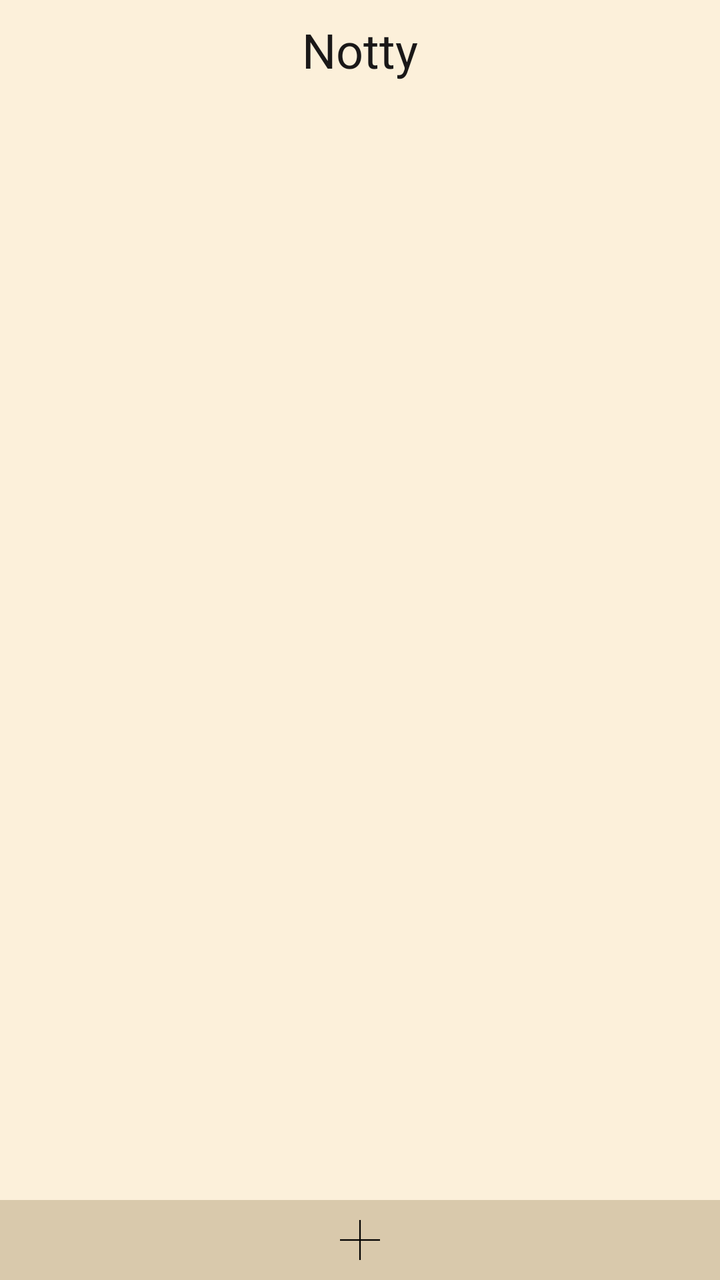
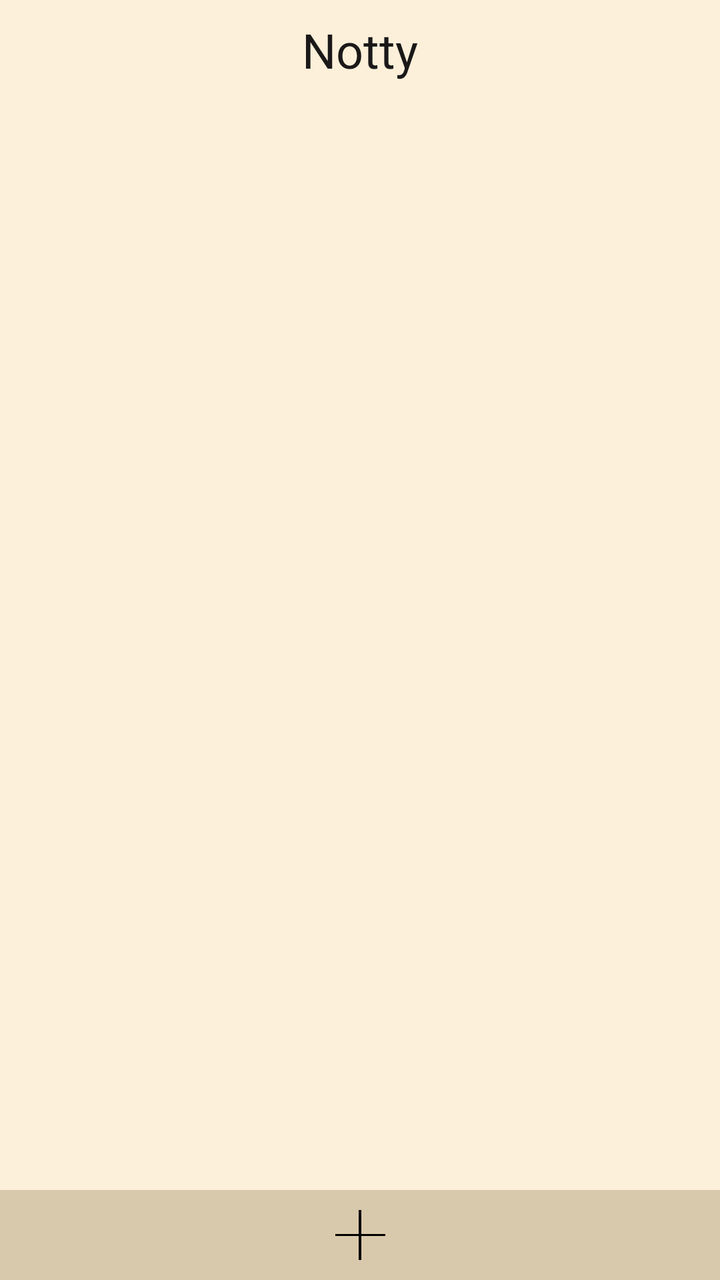

Screens rendered from an Android XML layout before and after an edit, with the pre-edit source and the edit as a unified diff.
<!-- AndroidManifest.xml: application theme Base.Theme.Notty -->
<!-- res/layout/activity_directory.xml -->
<?xml version="1.0" encoding="utf-8"?>
<androidx.constraintlayout.widget.ConstraintLayout xmlns:android="http://schemas.android.com/apk/res/android"
    xmlns:app="http://schemas.android.com/apk/res-auto"
    xmlns:tools="http://schemas.android.com/tools"
    android:id="@+id/main"
    android:layout_width="match_parent"
    android:layout_height="match_parent"
    tools:context=".DirectoryActivity"
    style="@style/stylePage">

    <include
        android:id="@+id/id_home_toolbar"
        layout="@layout/toolbar_home"
        app:layout_constraintBottom_toTopOf="@+id/id_directory_directories_container"
        app:layout_constraintEnd_toEndOf="parent"
        app:layout_constraintStart_toStartOf="parent"
        app:layout_constraintTop_toTopOf="parent" />


    <LinearLayout
        android:id="@+id/id_directory_directories_container"
        android:layout_width="match_parent"
        android:layout_height="0dp"
        android:layout_marginHorizontal="20dp"
        android:layout_marginVertical="10dp"
        android:orientation="vertical"
        app:layout_constraintBottom_toTopOf="@+id/id_directory_footbar"
        app:layout_constraintEnd_toEndOf="parent"
        app:layout_constraintStart_toStartOf="parent"
        app:layout_constraintTop_toBottomOf="@+id/id_home_toolbar"
        tools:layout_editor_absoluteX="10dp"
        tools:layout_editor_absoluteY="64dp">

        <ListView
            android:id="@+id/id_directory_listview"
            android:layout_width="match_parent"
            android:layout_height="match_parent"
            app:layout_constraintStart_toStartOf="parent"
            app:layout_constraintTop_toTopOf="parent" />

    </LinearLayout>

    <include
        android:id="@+id/id_directory_footbar"
        layout="@layout/footbar_directory"
        android:layout_width="match_parent"
        android:layout_height="40dp"
        app:layout_constraintBottom_toBottomOf="parent"
        app:layout_constraintEnd_toEndOf="parent"
        app:layout_constraintStart_toStartOf="parent" />

</androidx.constraintlayout.widget.ConstraintLayout>
<!-- res/layout/toolbar_home.xml (included above) -->
<?xml version="1.0" encoding="utf-8"?>
<androidx.appcompat.widget.Toolbar
    xmlns:android="http://schemas.android.com/apk/res/android"
    android:layout_width="match_parent"
    android:layout_height="50dp"
    android:id="@+id/id_home_toolbar"
    android:background="#00000000"
    style="@style/styleToolbar">


    <TextView
        android:id="@+id/textView_TBar_titre"
        android:layout_width="wrap_content"
        android:layout_height="wrap_content"
        android:layout_gravity="center"
        android:text="@string/app_name"
        android:textSize="24sp"
        style="@style/styleToolbar_Title"/>











</androidx.appcompat.widget.Toolbar>
<!-- res/layout/footbar_directory.xml (included above) -->
<?xml version="1.0" encoding="utf-8"?>
<LinearLayout xmlns:android="http://schemas.android.com/apk/res/android"
    android:layout_width="match_parent"
    android:layout_height="40dp"
    android:id="@+id/id_directory_toolbar_footbar"
    android:paddingVertical="10dp"
    android:orientation="horizontal"
    android:gravity="center"
    style="@style/styleFootbar">

    <ImageView
        android:id="@+id/id_directory_toolbar_btn_addDirectory"
        android:layout_width="30dp"
        android:layout_height="match_parent"
        android:src="@drawable/ajouter"
        android:layout_marginHorizontal="40dp"
        style="@style/styleFootbar_addBtn"/>

</LinearLayout>
<!-- resources referenced by this layout -->
<resources>
  <!-- drawable ajouter: png bitmap (drawable, 2316 bytes) -->
  <string name="app_name" translatable="false">Notty</string>
  <style name="styleFootbar">
          <item name="android:background">@color/dark_cream</item>
      </style>
  <style name="styleFootbar_addBtn">
          <item name="android:tint">@color/black</item>
      </style>
  <style name="stylePage">
          <item name="android:background">@color/cream</item>
      </style>
  <style name="styleToolbar">
          <item name="android:background">#00000000</item>
      </style>
  <style name="styleToolbar_Title">
          <item name="android:textColor">@color/dark_grey</item>
      </style>
  <style name="Base.Theme.Notty" parent="Theme.AppCompat.NoActionBar">
          
      </style>
  <color name="dark_cream">#D9C9AC</color>
  <color name="black">#FF000000</color>
  <color name="cream">#FCF0DA</color>
  <color name="dark_grey">#1A1818</color>
</resources>

<!-- the commit's change to res/layout/activity_directory.xml (unified diff, before → after) -->
@@ -44,7 +44,7 @@
         android:id="@+id/id_directory_footbar"
         layout="@layout/footbar_directory"
         android:layout_width="match_parent"
-        android:layout_height="40dp"
+        android:layout_height="45dp"
         app:layout_constraintBottom_toBottomOf="parent"
         app:layout_constraintEnd_toEndOf="parent"
         app:layout_constraintStart_toStartOf="parent" />
@@ -85,7 +85,7 @@
 <?xml version="1.0" encoding="utf-8"?>
 <LinearLayout xmlns:android="http://schemas.android.com/apk/res/android"
     android:layout_width="match_parent"
-    android:layout_height="40dp"
+    android:layout_height="50dp"
     android:id="@+id/id_directory_toolbar_footbar"
     android:paddingVertical="10dp"
     android:orientation="horizontal"
<!-- resource entries referenced after the edit -->
@@ -19,6 +19,7 @@
       </style>
   <style name="Base.Theme.Notty" parent="Theme.AppCompat.NoActionBar">
           
+          <item name="colorSecondary">@color/black</item>
       </style>
   <color name="dark_cream">#D9C9AC</color>
   <color name="black">#FF000000</color>
